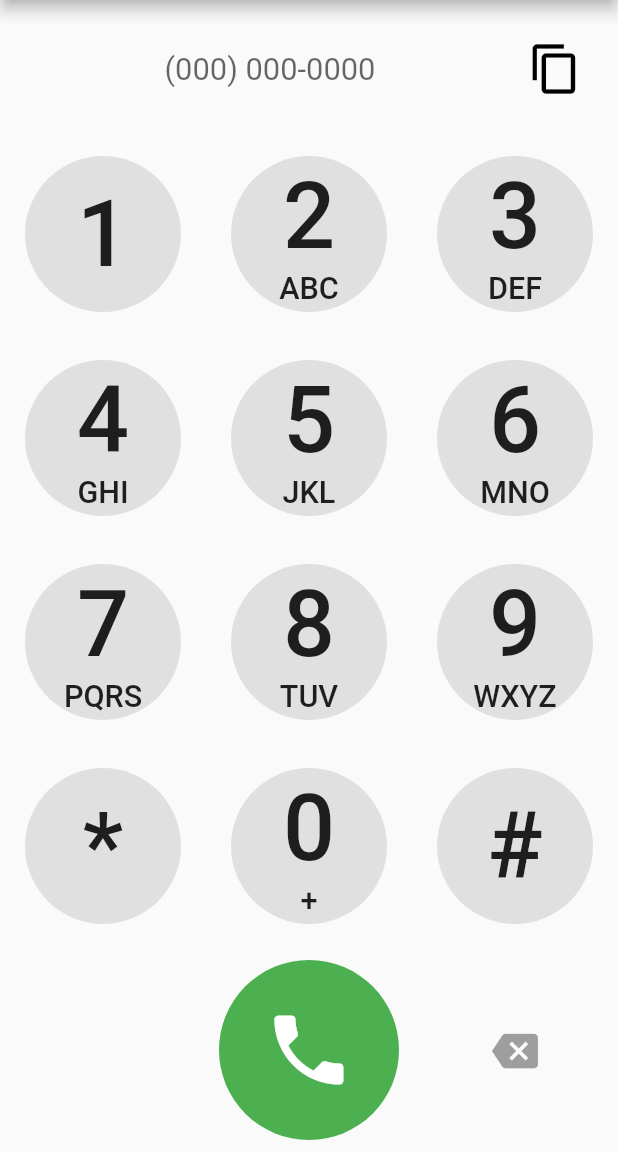
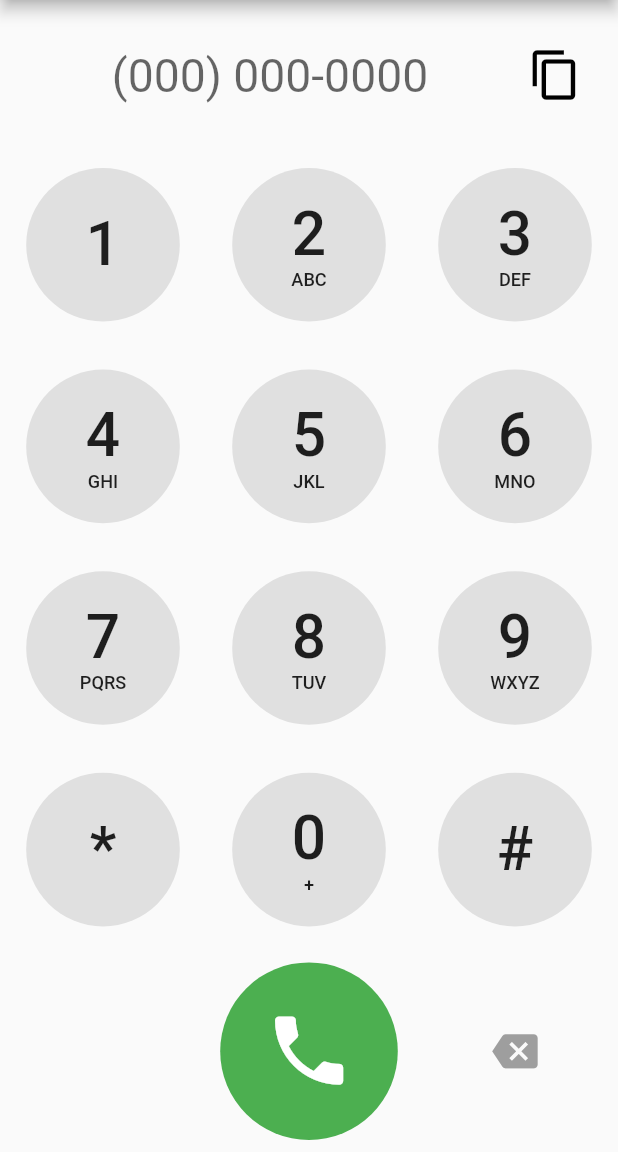
Before and after one commit to eopeter/flutter_dialpad, a Flutter app: the DialPadIos screen opened directly, on a phone screen of 412 x 824 dp, the part 84-1236 px from its top. Run offline on Flutter 3.47's test engine with Material 2 defaults, Android fonts, the phone set to English and light mode, and no system bars; our stand-ins replace flutter_masked_text2.

Commit message:
Refactor dialpad & bre-built UIs

```diff
--- a/lib/flutter_dialpad.dart
+++ b/lib/flutter_dialpad.dart
@@ -165,6 +165,9 @@ class DialPad extends StatefulWidget {
       buttonTextColor: Colors.black87,
       buttonColor: Colors.grey[300]!,
       buttonType: ButtonType.circle,
+      dialOutputTextSize: 75,
+      buttonTextSize: 50,
+      subtitleTextSize: 15,
       scalingSize: ScalingSize.large,
       dialingButtonScalingSize: ScalingSize.large,
       backspaceButtonScalingSize: ScalingSize.medium,
@@ -275,10 +278,7 @@ class _DialPadState extends State<DialPad> {
 
   @override
   Widget build(BuildContext context) {
-    final screenSize = MediaQuery.of(context).size;
-    final sizeFactor = min(screenSize.height, screenSize.width) * 0.001;
-
-    final _keypadButtonBuilder = /*widget.keypadButtonBuilder ??  */_defaultDialButtonBuilder;
+    final _keypadButtonBuilder = /*widget.keypadButtonBuilder ??  */ _defaultDialButtonBuilder;
     final _generator = widget.generator ?? IosKeypadGenerator();
 
     /// Dial button
@@ -302,7 +302,7 @@ class _DialPadState extends State<DialPad> {
         ? null
         : ActionButton(
             onTap: _onBackspacePressed,
-            disabled: _value.isEmpty,
+            // disabled: _value.isEmpty,
             buttonType: widget.buttonType,
             iconSize: 75,
             iconColor: widget.backspaceButtonIconColor,
@@ -324,22 +324,17 @@ class _DialPadState extends State<DialPad> {
             ],
           );
 
-    return KeypadFocusNode(
-      onKeypadPressed: _onKeypadPressed,
-      child: Center(
-        child: Column(
-          children: <Widget>[
+    final children = <Widget>[
       Padding(
         padding: widget.textFieldPadding,
         child: PhoneTextField(
-                textStyle: TextStyle(
-                  color: widget.dialOutputTextColor,
-                  fontSize: widget.dialOutputTextSize * sizeFactor,
-                ),
+          textColor: widget.dialOutputTextColor,
+          textSize: widget.dialOutputTextSize,
           decoration: InputDecoration(border: InputBorder.none, hintText: widget.hint),
           controller: _controller,
           copyToClipboard: widget.copyToClipboard,
           readOnly: !widget.pasteFromClipboard,
+          scalingType: widget.scalingType,
         ),
       ),
       Expanded(
@@ -354,8 +349,14 @@ class _DialPadState extends State<DialPad> {
           footer: footer,
         ),
       )
-          ],
-        ),
+    ];
+
+    return KeypadFocusNode(
+      onKeypadPressed: _onKeypadPressed,
+      child: Column(
+        mainAxisAlignment: MainAxisAlignment.spaceEvenly,
+        mainAxisSize: MainAxisSize.min,
+        children: children,
       ),
     );
   }
```
Lines whose indentation alone changed are shown as unchanged.
